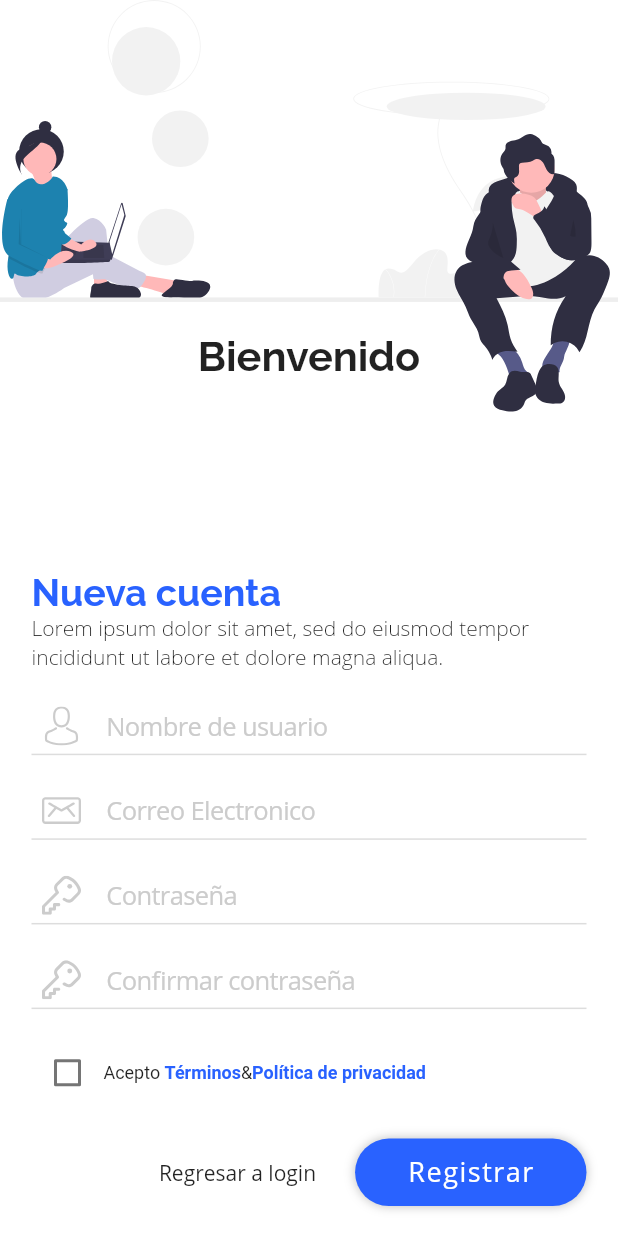
After one commit to AldereteRuben/PruebaStripe, a Flutter app: the screen it shows after launch, swiped to page 2, on a phone screen of 412 x 824 dp. The commit adds this screen. Run offline on Flutter 3.47's test engine with Material 2 defaults, Android fonts, the phone set to English and light mode, and no system bars; our stand-ins replace after_layout, firebase_auth, flutter_svg, google_sign_in; missing offline and left inert: flutter_facebook_auth; accounts and stored records are empty.

Commit message:
Se agregó formnulario de registro de usuario y se activó la recuperación de la contraseña

```diff
--- a/pruebastripe/lib/pages/login/login_page.dart
+++ b/pruebastripe/lib/pages/login/login_page.dart
@@ -1,9 +1,17 @@
 import 'package:after_layout/after_layout.dart';
 import 'package:flutter/material.dart';
 import 'package:flutter/services.dart';
+import 'package:pruebastripe/pages/login/widgets/forgot_password_form.dart';
 import 'package:pruebastripe/pages/login/widgets/login_form.dart';
+import 'package:pruebastripe/pages/login/widgets/register_form.dart';
 import 'package:pruebastripe/pages/login/widgets/welcome.dart';
 import 'package:pruebastripe/utils/responsive.dart';
+
+class LoginFormType {
+  static final int login = 0;
+  static final int resgister = 1;
+  static final int forgotPassword = 2;
+}
 
 class LoginPage extends StatefulWidget {
   static final routeName = 'login';
@@ -15,6 +23,9 @@ class LoginPage extends StatefulWidget {
 }
 
 class _LoginPageState extends State<LoginPage> with AfterLayoutMixin {
+  PageController _pageController =
+      PageController(initialPage: LoginFormType.login);
+
   @override
   void initState() {
     super.initState();
@@ -27,6 +38,20 @@ class _LoginPageState extends State<LoginPage> with AfterLayoutMixin {
     if (!isTablet) {
       SystemChrome.setPreferredOrientations([DeviceOrientation.portraitUp]);
     }
+  }
+
+  @override
+  void dispose() {
+    _pageController.dispose();
+    super.dispose();
+  }
+
+  void _switchForm(int page) {
+    _pageController.animateToPage(
+      page,
+      duration: Duration(milliseconds: 300),
+      curve: Curves.linear,
+    );
   }
 
   @override
@@ -49,7 +74,34 @@ class _LoginPageState extends State<LoginPage> with AfterLayoutMixin {
                   height: responsive.height,
                   child: Column(
                     mainAxisAlignment: MainAxisAlignment.spaceBetween,
-                    children: <Widget>[Welcome(), LoginForm()],
+                    children: <Widget>[
+                      Welcome(),
+                      Expanded(
+                          child: PageView(
+                        controller: _pageController,
+                        physics: NeverScrollableScrollPhysics(),
+                        children: <Widget>[
+                          LoginForm(
+                            onGoToResgister: () {
+                              _switchForm(LoginFormType.resgister);
+                            },
+                            onGoToForgetPassword: () {
+                              _switchForm(LoginFormType.forgotPassword);
+                            },
+                          ),
+                          RegisterForm(
+                            onGoToLogin: () {
+                              _switchForm(LoginFormType.login);
+                            },
+                          ),
+                          ForgotPasswordForm(
+                            onGoToLogin: () {
+                              _switchForm(LoginFormType.login);
+                            },
+                          )
+                        ],
+                      ))
+                    ],
                   ),
                 ),
               );
@@ -72,7 +124,14 @@ class _LoginPageState extends State<LoginPage> with AfterLayoutMixin {
                     child: Container(
                       height: responsive.height,
                       child: Center(
-                        child: LoginPage(),
+                        child: LoginForm(
+                          onGoToResgister: () {
+                            _switchForm(LoginFormType.resgister);
+                          },
+                          onGoToForgetPassword: () {
+                            _switchForm(LoginFormType.forgotPassword);
+                          },
+                        ),
                       ),
                     ),
                   ))
--- /dev/null
+++ b/pruebastripe/lib/pages/login/widgets/register_form.dart
@@ -0,0 +1,148 @@
+import 'package:firebase_auth/firebase_auth.dart';
+import 'package:flutter/cupertino.dart';
+import 'package:flutter/material.dart';
+import 'package:pruebastripe/libs/auth.dart';
+import 'package:pruebastripe/pages/home/home_page.dart';
+import 'package:pruebastripe/pages/login/widgets/input_text_login.dart';
+import 'package:pruebastripe/pages/login/widgets/rounded_button.dart';
+import 'package:pruebastripe/utils/app_colors.dart';
+import 'package:pruebastripe/utils/responsive.dart';
+
+class RegisterForm extends StatefulWidget {
+  final VoidCallback onGoToLogin;
+
+  const RegisterForm({Key key, @required this.onGoToLogin}) : super(key: key);
+
+  @override
+  _RegisterFormState createState() => _RegisterFormState();
+}
+
+class _RegisterFormState extends State<RegisterForm> {
+  bool _agree = false;
+
+  void _goTo(BuildContext context, FirebaseUser user) {
+    if (user != null) {
+      Navigator.pushReplacementNamed(context, HomePage.routeName);
+    } else {
+      print("error al iniciar sesión");
+    }
+  }
+
+  @override
+  Widget build(BuildContext context) {
+    final Responsive responsive = Responsive.of(context);
+    return Align(
+      alignment: Alignment.bottomCenter,
+      child: SafeArea(
+        top: false,
+        child: Container(
+          padding: EdgeInsets.symmetric(horizontal: 15),
+          constraints: BoxConstraints(maxWidth: 400),
+          child: Column(
+            crossAxisAlignment: CrossAxisAlignment.start,
+            mainAxisSize: MainAxisSize.min,
+            children: <Widget>[
+              Text(
+                "Nueva cuenta",
+                style: TextStyle(
+                    color: AppColors.primary,
+                    fontSize: 25,
+                    fontFamily: 'raleway',
+                    fontWeight: FontWeight.bold),
+              ),
+              Text(
+                "Lorem ipsum dolor sit amet, sed do eiusmod tempor incididunt ut labore et dolore magna aliqua.",
+                style: TextStyle(fontWeight: FontWeight.w300),
+              ),
+              SizedBox(
+                height: responsive.ip(2),
+              ),
+              InputTextLogin(
+                  iconPath: "assets/pages/login/icons/user.svg",
+                  placeholder: "Nombre de usuario"),
+              SizedBox(
+                height: responsive.ip(2),
+              ),
+              InputTextLogin(
+                  iconPath: "assets/pages/login/icons/correo-electronico.svg",
+                  placeholder: "Correo Electronico"),
+              SizedBox(
+                height: responsive.ip(2),
+              ),
+              InputTextLogin(
+                  iconPath: "assets/pages/login/icons/llave.svg",
+                  placeholder: "Contraseña"),
+              SizedBox(
+                height: responsive.ip(2),
+              ),
+              InputTextLogin(
+                  iconPath: "assets/pages/login/icons/llave.svg",
+                  placeholder: "Confirmar contraseña"),
+              SizedBox(
+                height: responsive.ip(2),
+              ),
+              DefaultTextStyle(
+                style: TextStyle(
+                    fontSize: responsive.ip(1.3),
+                    color: Theme.of(context).textTheme.subtitle1.color),
+                child: Wrap(
+                  crossAxisAlignment: WrapCrossAlignment.center,
+                  children: <Widget>[
+                    Checkbox(
+                      value: _agree,
+                      onChanged: (isChecked) {
+                        setState(() {
+                          _agree = isChecked;
+                        });
+                      },
+                    ),
+                    Text("Acepto "),
+                    InkWell(
+                      onTap: () {},
+                      child: Text(
+                        "Términos",
+                        style: TextStyle(
+                            color: AppColors.primary,
+                            fontWeight: FontWeight.bold),
+                      ),
+                    ),
+                    Text("&"),
+                    InkWell(
+                      onTap: () {},
+                      child: Text(
+                        "Política de privacidad",
+                        style: TextStyle(
+                            color: AppColors.primary,
+                            fontWeight: FontWeight.bold),
+                      ),
+                    ),
+                  ],
+                ),
+              ),
+              SizedBox(
+                height: responsive.ip(2),
+              ),
+              Row(
+                mainAxisAlignment: MainAxisAlignment.end,
+                children: <Widget>[
+                  FlatButton(
+                    onPressed: widget.onGoToLogin,
+                    child: Text("Regresar a login"),
+                  ),
+                  SizedBox(width: 10),
+                  RoudedButton(
+                    label: "Registrar",
+                    onPressed: () {},
+                  )
+                ],
+              ),
+              SizedBox(
+                height: responsive.ip(2),
+              ),
+            ],
+          ),
+        ),
+      ),
+    );
+  }
+}
--- a/pruebastripe/pubspec.yaml
+++ b/pruebastripe/pubspec.yaml
@@ -59,6 +59,7 @@ flutter:
      - assets/pages/login/icons/llave.svg
      - assets/pages/login/icons/facebook.svg
      - assets/pages/login/icons/google.svg
+     - assets/pages/login/icons/user.svg
 
   # An image asset can refer to one or more resolution-specific "variants", see
   # https://flutter.dev/assets-and-images/#resolution-aware.
```
Also changed, not shown: pruebastripe/lib/libs/auth.dart (+46 -0 lines), pruebastripe/lib/pages/login/widgets/forgot_password_form.dart (added, +90 -0 lines), pruebastripe/lib/pages/login/widgets/login_form.dart (+15 -4 lines), pruebastripe/assets/pages/login/icons/user.svg (added).
